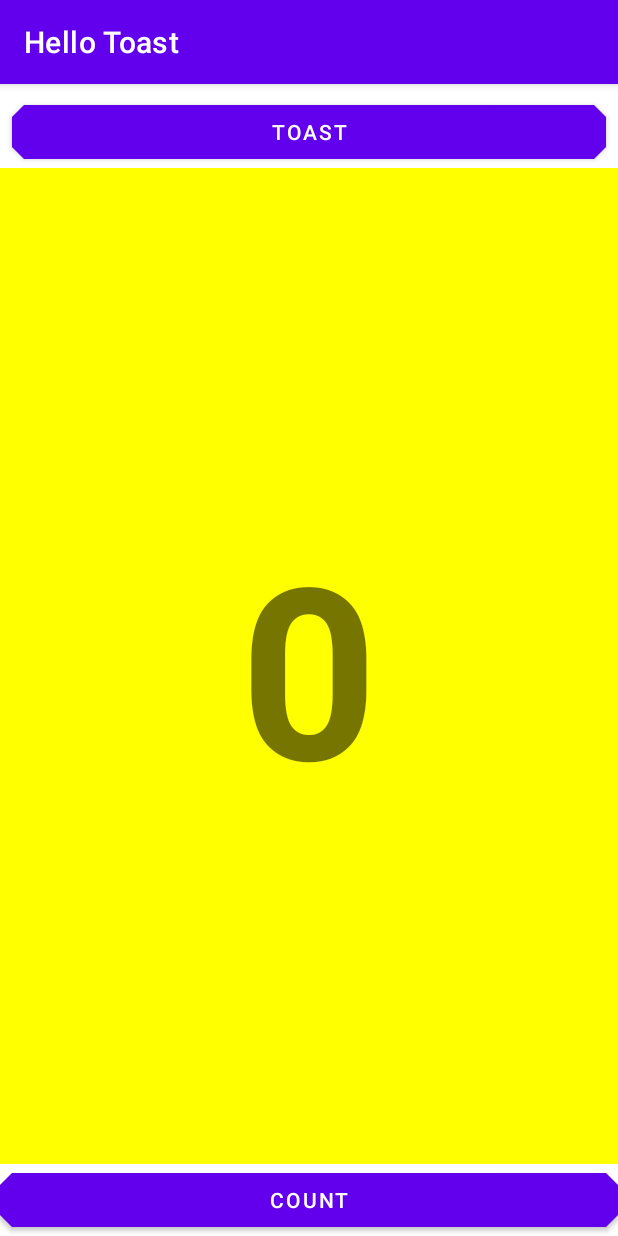
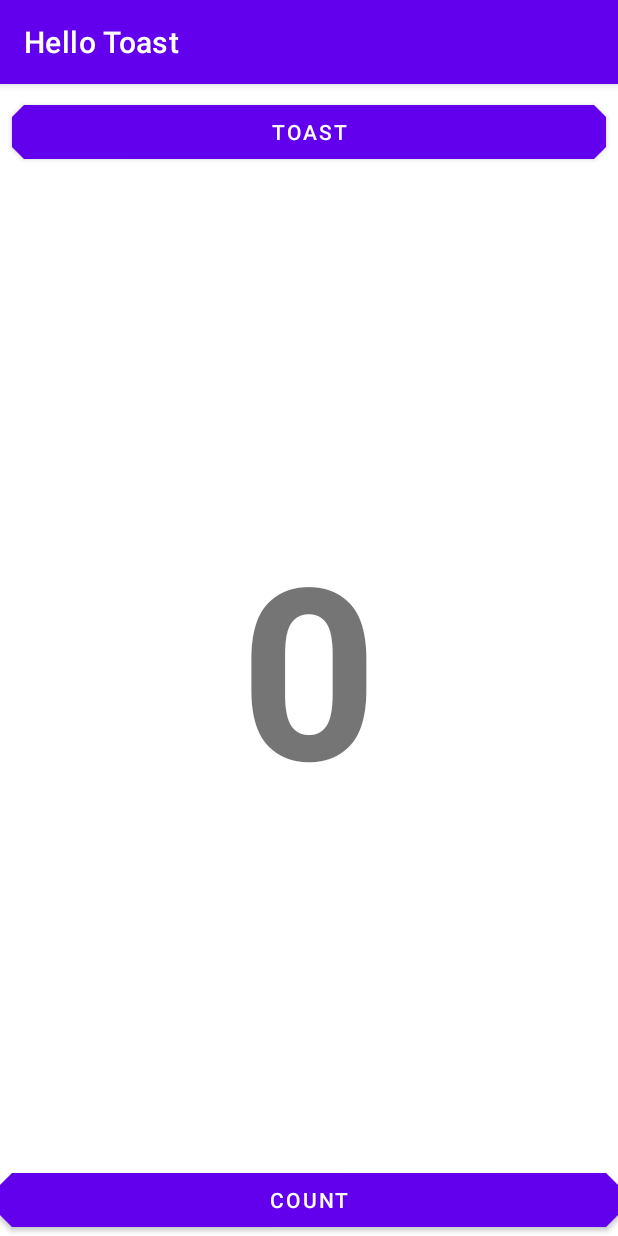
Before and after one commit to tsathis/android-codelabs, an Android app: the screen it shows after launch (MainActivity), on a phone screen of 412 x 824 dp. Run offline under Robolectric (Android 15) with nearby library versions, the phone set to English and light mode, and no system bars.

Commit message:
android-training-layout-editor-part-a:STEPS:4-end

```diff
--- a/android-training-layout-editor-part-a/HelloToast/app/src/main/res/layout/activity_main.xml
+++ b/android-training-layout-editor-part-a/HelloToast/app/src/main/res/layout/activity_main.xml
@@ -39,11 +39,11 @@
         android:textSize="160sp"
         android:textStyle="bold"
         android:textAlignment="center"
-        android:background="#FFFF00"
         app:layout_constraintBottom_toTopOf="@+id/button2"
         app:layout_constraintEnd_toEndOf="parent"
         app:layout_constraintStart_toStartOf="parent"
         app:layout_constraintTop_toBottomOf="@+id/button_toast"
         android:gravity="center"
+        android:theme="@style/ShapeAppearanceOverlay.MaterialComponents.MaterialCalendar.Year"
         />
 </androidx.constraintlayout.widget.ConstraintLayout>
```
